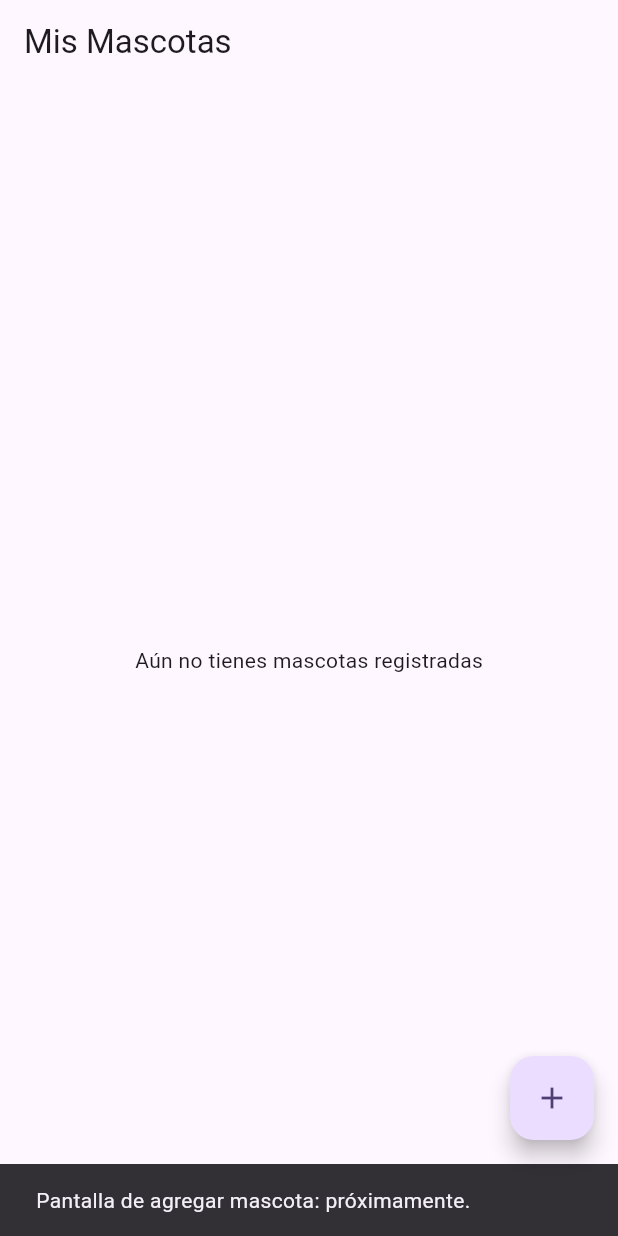
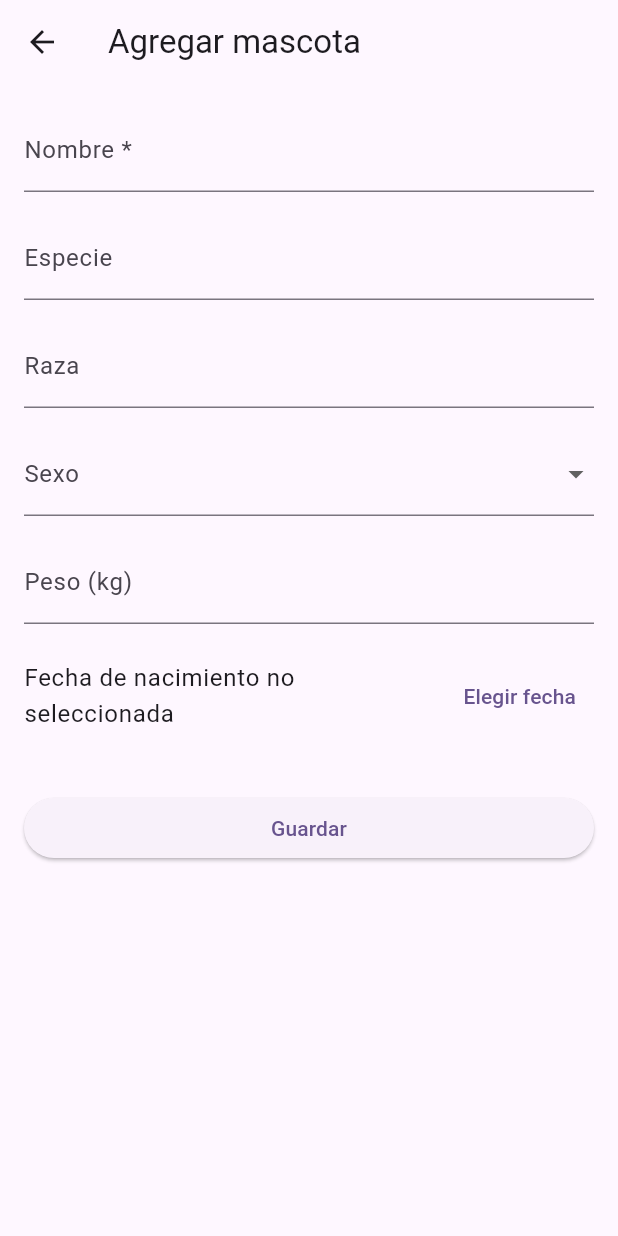
Before and after one commit to BreakPointX13/patas_al_dia, a Flutter app: the screen it shows after launch, after a tap on "Continuar como invitado", after a tap on the "add" icon, on a phone screen of 412 x 824 dp. Run offline on Flutter 3.47's test engine with Material 3 defaults, Android fonts, the phone set to English and light mode, and no system bars; our stand-ins replace flutter_riverpod, sqflite; accounts and stored records are empty.

Commit message:
feat: agregar AgregarMascotaScreen con formulario de registro
Formulario con nombre obligatorio y especie, raza, sexo, fecha de
nacimiento y peso opcionales; guarda vía mascotasProvider.agregarMascota.
El FAB de HomeScreen ahora navega a esta pantalla en vez de mostrar el
aviso de "proximamente". Probado en dispositivo real.

Co-Authored-By: Claude Sonnet 5 <noreply@anthropic.com>

```diff
--- /dev/null
+++ b/lib/presentation/screens/agregar_mascota_screen.dart
@@ -0,0 +1,155 @@
+import 'package:flutter/material.dart';
+import 'package:flutter_riverpod/flutter_riverpod.dart';
+import 'package:uuid/uuid.dart';
+import 'package:patas_al_dia/data/models/mascota_model.dart';
+import 'package:patas_al_dia/providers/mascota_provider.dart';
+import 'package:patas_al_dia/providers/usuario_provider.dart';
+
+class AgregarMascotaScreen extends ConsumerStatefulWidget {
+  const AgregarMascotaScreen({super.key});
+
+  @override
+  ConsumerState<AgregarMascotaScreen> createState() =>
+      _AgregarMascotaScreenState();
+}
+
+class _AgregarMascotaScreenState extends ConsumerState<AgregarMascotaScreen> {
+  final _formKey = GlobalKey<FormState>();
+
+  final _nombreController = TextEditingController();
+  final _especieController = TextEditingController();
+  final _razaController = TextEditingController();
+  final _pesoController = TextEditingController();
+
+  String? _sexo;
+  DateTime? _fechaNacimiento;
+
+  @override
+  void dispose() {
+    _nombreController.dispose();
+    _especieController.dispose();
+    _razaController.dispose();
+    _pesoController.dispose();
+    super.dispose();
+  }
+
+  Future<void> _seleccionarFecha() async {
+    final fecha = await showDatePicker(
+      context: context,
+      initialDate: DateTime.now(),
+      firstDate: DateTime(2000),
+      lastDate: DateTime.now(),
+    );
+
+    if (fecha != null) {
+      setState(() {
+        _fechaNacimiento = fecha;
+      });
+    }
+  }
+
+  Future<void> _guardar() async {
+    if (!_formKey.currentState!.validate()) {
+      return;
+    }
+
+    final usuarioId = ref.read(usuarioProvider)!.id;
+    final peso = double.tryParse(_pesoController.text.trim());
+
+    final mascota = MascotaModel(
+      id: const Uuid().v4(),
+      usuarioId: usuarioId,
+      nombre: _nombreController.text.trim(),
+      especie: _especieController.text.trim().isEmpty
+          ? null
+          : _especieController.text.trim(),
+      raza: _razaController.text.trim().isEmpty
+          ? null
+          : _razaController.text.trim(),
+      sexo: _sexo,
+      fechaNacimiento: _fechaNacimiento,
+      pesoActual: peso,
+    );
+
+    await ref.read(mascotasProvider.notifier).agregarMascota(mascota);
+
+    if (!mounted) {
+      return;
+    }
+
+    Navigator.of(context).pop();
+  }
+
+  @override
+  Widget build(BuildContext context) {
+    return Scaffold(
+      appBar: AppBar(title: const Text('Agregar mascota')),
+      body: Form(
+        key: _formKey,
+        child: ListView(
+          padding: const EdgeInsets.all(16),
+          children: [
+            TextFormField(
+              controller: _nombreController,
+              decoration: const InputDecoration(labelText: 'Nombre *'),
+              validator: (valor) {
+                if (valor == null || valor.trim().isEmpty) {
+                  return 'El nombre es obligatorio';
+                }
+                return null;
+              },
+            ),
+            const SizedBox(height: 16),
+            TextFormField(
+              controller: _especieController,
+              decoration: const InputDecoration(labelText: 'Especie'),
+            ),
+            const SizedBox(height: 16),
+            TextFormField(
+              controller: _razaController,
+              decoration: const InputDecoration(labelText: 'Raza'),
+            ),
+            const SizedBox(height: 16),
+            DropdownButtonFormField<String>(
+              initialValue: _sexo,
+              decoration: const InputDecoration(labelText: 'Sexo'),
+              items: const [
+                DropdownMenuItem(value: 'Macho', child: Text('Macho')),
+                DropdownMenuItem(value: 'Hembra', child: Text('Hembra')),
+              ],
+              onChanged: (valor) {
+                setState(() {
+                  _sexo = valor;
+                });
+              },
+            ),
+            const SizedBox(height: 16),
+            TextFormField(
+              controller: _pesoController,
+              decoration: const InputDecoration(labelText: 'Peso (kg)'),
+              keyboardType: const TextInputType.numberWithOptions(
+                decimal: true,
+              ),
+            ),
+            const SizedBox(height: 16),
+            ListTile(
+              contentPadding: EdgeInsets.zero,
+              title: Text(
+                _fechaNacimiento == null
+                    ? 'Fecha de nacimiento no seleccionada'
+                    : 'Fecha de nacimiento: '
+                          '${_fechaNacimiento!.day}/${_fechaNacimiento!.month}/${_fechaNacimiento!.year}',
+              ),
+              trailing: TextButton(
+                onPressed: _seleccionarFecha,
+                child: const Text('Elegir fecha'),
+              ),
+            ),
+            const SizedBox(height: 32),
+            ElevatedButton(onPressed: _guardar, child: const Text('Guardar')),
+          ],
+        ),
+      ),
+    );
+  }
+}
--- a/lib/presentation/screens/home_screen.dart
+++ b/lib/presentation/screens/home_screen.dart
@@ -1,5 +1,6 @@
 import 'package:flutter/material.dart';
 import 'package:flutter_riverpod/flutter_riverpod.dart';
+import 'package:patas_al_dia/presentation/screens/agregar_mascota_screen.dart';
 import 'package:patas_al_dia/providers/mascota_provider.dart';
 import 'package:patas_al_dia/providers/usuario_provider.dart';
 
@@ -18,11 +19,9 @@ class _HomeScreenState extends ConsumerState<HomeScreen> {
     ref.read(mascotasProvider.notifier).cargarMascotas(usuarioId);
   }
 
-  void _mostrarAgregarNoDisponible() {
-    ScaffoldMessenger.of(context).showSnackBar(
-      const SnackBar(
-        content: Text('Pantalla de agregar mascota: próximamente.'),
-      ),
+  void _irAAgregarMascota() {
+    Navigator.of(context).push(
+      MaterialPageRoute(builder: (context) => const AgregarMascotaScreen()),
     );
   }
 
@@ -46,7 +45,7 @@ class _HomeScreenState extends ConsumerState<HomeScreen> {
               },
             ),
       floatingActionButton: FloatingActionButton(
-        onPressed: _mostrarAgregarNoDisponible,
+        onPressed: _irAAgregarMascota,
         tooltip: 'Agregar mascota',
         child: const Icon(Icons.add),
       ),
```
Also changed, not shown: 2 other files.
